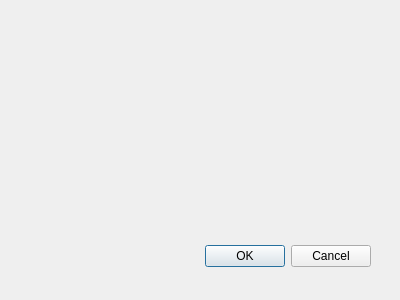
First picture: the form in src/gui/dialogs/formaddaccount.ui, repository martinrotter/rssguard, before the edit.
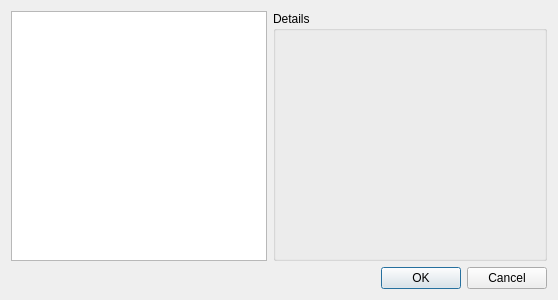
Second picture: the form after the edit.

```diff
--- a/src/gui/dialogs/formaddaccount.ui
+++ b/src/gui/dialogs/formaddaccount.ui
@@ -6,22 +6,39 @@
    <rect>
     <x>0</x>
     <y>0</y>
-    <width>400</width>
+    <width>558</width>
     <height>300</height>
    </rect>
   </property>
   <property name="windowTitle">
    <string>Add new account</string>
   </property>
+  <layout class="QFormLayout" name="formLayout">
+   <item row="0" column="0">
+    <widget class="QListWidget" name="m_listEntryPoints">
+     <property name="sizePolicy">
+      <sizepolicy hsizetype="Expanding" vsizetype="Expanding">
+       <horstretch>0</horstretch>
+       <verstretch>1</verstretch>
+      </sizepolicy>
+     </property>
+    </widget>
+   </item>
+   <item row="0" column="1">
+    <widget class="QGroupBox" name="m_grpEntryPointDetails">
+     <property name="sizePolicy">
+      <sizepolicy hsizetype="Preferred" vsizetype="Preferred">
+       <horstretch>0</horstretch>
+       <verstretch>1</verstretch>
+      </sizepolicy>
+     </property>
+     <property name="title">
+      <string>Details</string>
+     </property>
+    </widget>
+   </item>
+   <item row="1" column="0" colspan="2">
   <widget class="QDialogButtonBox" name="m_buttonBox">
-   <property name="geometry">
-    <rect>
-     <x>30</x>
-     <y>240</y>
-     <width>341</width>
-     <height>32</height>
-    </rect>
-   </property>
    <property name="orientation">
     <enum>Qt::Horizontal</enum>
    </property>
@@ -29,6 +46,8 @@
     <set>QDialogButtonBox::Cancel|QDialogButtonBox::Ok</set>
    </property>
   </widget>
+   </item>
+  </layout>
  </widget>
  <resources/>
  <connections>
```
Left out of the diff: 16 changed lines with no effect on the pictures. Lines whose indentation alone changed are shown as unchanged.
